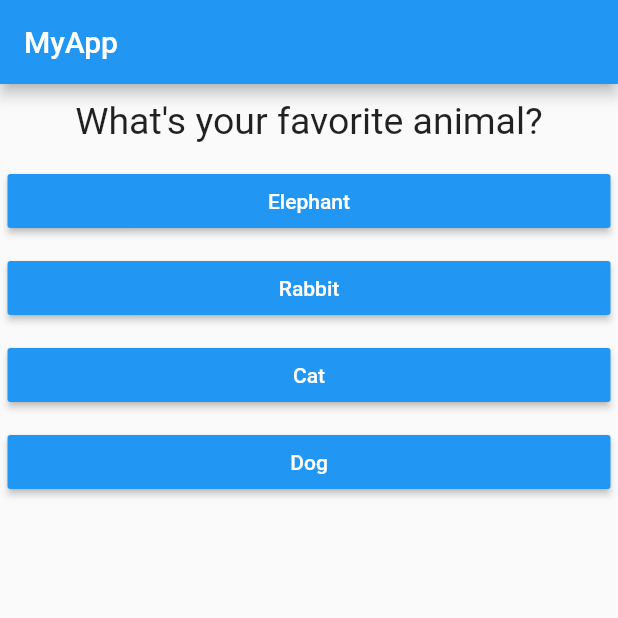
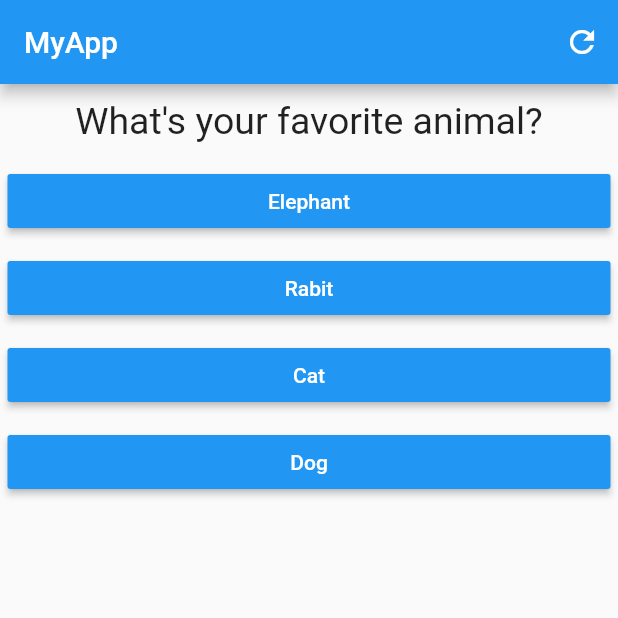
Before and after one commit to anujbarve/flutter_guide, a Flutter app: the screen it shows after launch, after a tap on "Black", on a phone screen of 412 x 824 dp, the top half of it. Run offline on Flutter 3.47's test engine with Material 2 defaults, Android fonts, the phone set to English and light mode, and no system bars.

Commit message:
Final Touches

```diff
--- a/lib/main.dart
+++ b/lib/main.dart
@@ -1,6 +1,8 @@
 import 'package:flutter/material.dart';
 import 'package:flutter_guide/answer.dart';
 import 'package:flutter_guide/question.dart';
+import 'package:flutter_guide/quiz.dart';
+import 'package:flutter_guide/result.dart';
 
 void main() {
   runApp(MyApp());
@@ -13,41 +15,72 @@ class MyApp extends StatefulWidget {
 
 class _MyAppState extends State<MyApp> {
   var _questionIndex = 0;
+  var _totalScore = 0;
 
-  void _answerQuestion() {
+  void _answerQuestion(int score) {
+    _totalScore += score;
+
     setState(() {
       _questionIndex++;
     });
   }
 
+  void _resetQuestions() {
+    setState(() {
+      _questionIndex = 0;
+      _totalScore = 0;
+    });
+  }
+
   @override
   Widget build(BuildContext context) {
-    var questions = [
+    const questions = [
       {
         'questionText': 'What\'s your favorite color?',
-        'answers': ['Black', 'Red', 'Green', 'White']
+        'answers': [
+          {'text': 'Black', 'score': 40},
+          {'text': 'Red', 'score': 20},
+          {'text': 'Green', 'score': 10},
+          {'text': 'White', 'score': 30},
+        ],
       },
       {
         'questionText': 'What\'s your favorite animal?',
-        'answers': ['Elephant', 'Rabbit', 'Cat', 'Dog']
+        'answers': [
+          {'text': 'Elephant', 'score': 40},
+          {'text': 'Rabit', 'score': 30},
+          {'text': 'Cat', 'score': 100},
+          {'text': 'Dog', 'score': 100},
+        ]
       },
       {
         'questionText': 'What\'s your favorite framework?',
-        'answers': ['Ionic', 'Angular', 'React', 'Flutter']
+        'answers': [
+          {'text': 'Ionic', 'score': 30},
+          {'text': 'Angular', 'score': 40},
+          {'text': 'React', 'score': 40},
+          {'text': 'Flutter', 'score': 40}
+        ]
       },
     ];
     return MaterialApp(
       debugShowCheckedModeBanner: false,
       home: Scaffold(
-        appBar: AppBar(title: Text("MyApp")),
-        body: Column(
-          children: [
-            Question(questions[_questionIndex]['questionText'] as String),
-            ...(questions[_questionIndex]['answers'] as List<String>).map((answer) {
-              return Answer(_answerQuestion,answer);
-            }).toList()
+        appBar: AppBar(
+          title: Text(
+            "MyApp",
+          ),
+          actions: [
+            IconButton(onPressed: _resetQuestions, icon: Icon(Icons.refresh))
           ],
         ),
+        body: _questionIndex < questions.length
+            ? Quiz(
+                answerQuestion: _answerQuestion,
+                questionIndex: _questionIndex,
+                questions: questions,
+              )
+            : Result(_totalScore, _resetQuestions),
       ),
     );
   }
--- /dev/null
+++ b/lib/quiz.dart
@@ -0,0 +1,29 @@
+import 'package:flutter/material.dart';
+import 'package:flutter/src/foundation/key.dart';
+import 'package:flutter/src/widgets/framework.dart';
+
+import 'answer.dart';
+import 'question.dart';
+
+class Quiz extends StatelessWidget {
+  final List<Map<String, Object>> questions;
+  final int questionIndex;
+  final Function answerQuestion;
+
+  Quiz(
+      {required this.questions,
+      required this.answerQuestion,
+      required this.questionIndex});
+
+  @override
+  Widget build(BuildContext context) {
+    return Column(
+      children: [
+        Question(questions[questionIndex]['questionText'] as String),
+        ...(questions[questionIndex]['answers'] as List<Map<String,Object>>).map((answer) {
+          return Answer(() => answerQuestion(answer['score']), answer['text'] as String);
+        }).toList()
+      ],
+    );
+  }
+}
```
Also changed, not shown: lib/result.dart (added, +41 -0 lines).
